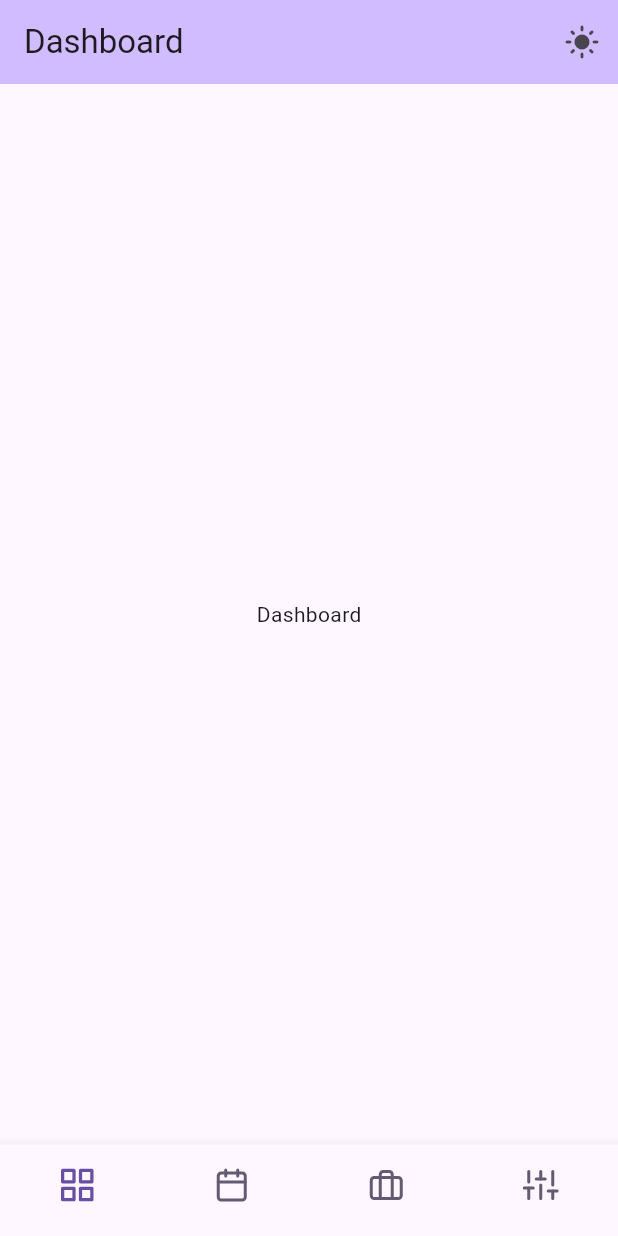
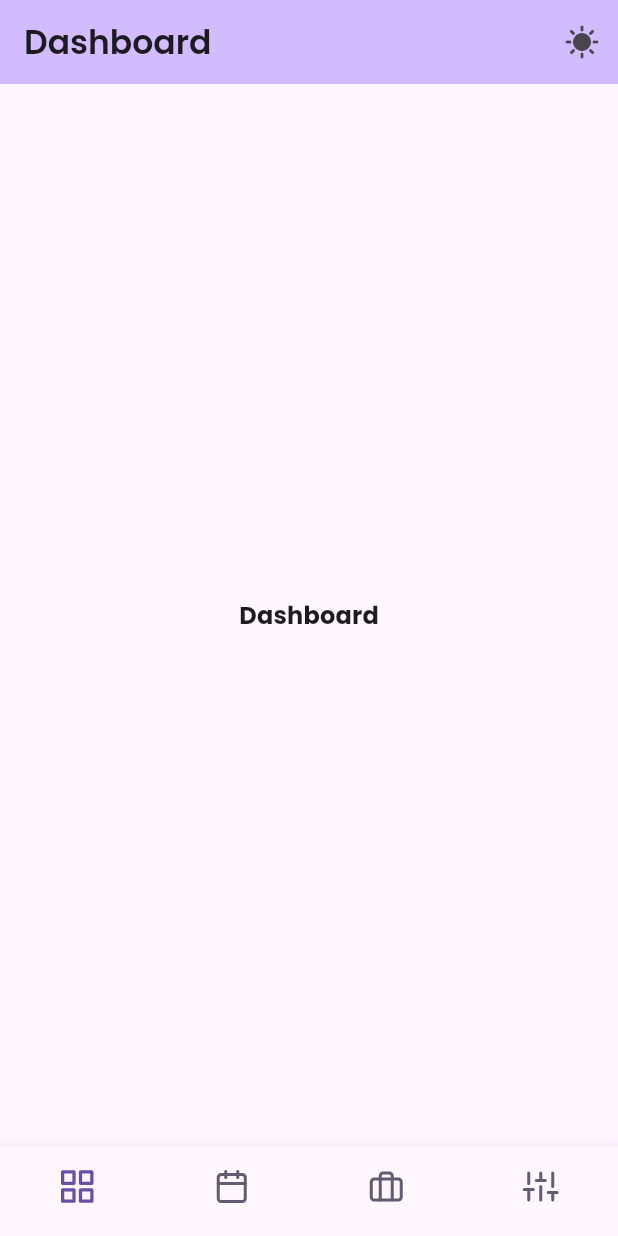
Before and after one commit to on3ss/job-tracker-flutter, a Flutter app: the screen it shows after launch, on a phone screen of 412 x 824 dp. Run offline on Flutter 3.47's test engine with Material 3 defaults, Android fonts, the phone set to English and light mode, and no system bars; our stand-ins replace adaptive_theme, flutter_feather_icons, go_router, google_fonts.

Commit message:
adaptive text theme

```diff
--- a/lib/main.dart
+++ b/lib/main.dart
@@ -1,6 +1,7 @@
 import 'package:adaptive_theme/adaptive_theme.dart';
 import 'package:flutter/material.dart';
 import 'package:go_router/go_router.dart';
+import 'package:google_fonts/google_fonts.dart';
 import 'package:job_tracker_fl/router/router.dart';
 
 void main() async {
@@ -23,8 +24,10 @@ class MyApp extends StatelessWidget {
       builder: (theme, darkTheme) => MaterialApp.router(
         debugShowCheckedModeBanner: false,
         title: 'JobTracker',
-        theme: theme,
-        darkTheme: darkTheme,
+        theme: theme.copyWith(
+            textTheme: GoogleFonts.poppinsTextTheme(theme.textTheme)),
+        darkTheme: darkTheme.copyWith(
+            textTheme: GoogleFonts.poppinsTextTheme(darkTheme.textTheme)),
         routerDelegate: router.routerDelegate,
         routeInformationParser: router.routeInformationParser,
         routeInformationProvider: router.routeInformationProvider,
--- a/lib/screens/dashboard/dashboard.dart
+++ b/lib/screens/dashboard/dashboard.dart
@@ -1,5 +1,6 @@
 import 'package:adaptive_theme/adaptive_theme.dart';
 import 'package:flutter/material.dart';
+import 'package:flutter_feather_icons/flutter_feather_icons.dart';
 
 class DashboardScreen extends StatelessWidget {
   const DashboardScreen({super.key});
@@ -9,7 +10,13 @@ class DashboardScreen extends StatelessWidget {
     return Scaffold(
       appBar: AppBar(
         backgroundColor: Theme.of(context).colorScheme.inversePrimary,
-        title: const Text('Dashboard'),
+        title: Text(
+          'Dashboard',
+          style: Theme.of(context)
+              .textTheme
+              .titleLarge!
+              .copyWith(fontWeight: FontWeight.w600),
+        ),
         actions: [
           ValueListenableBuilder(
             valueListenable: AdaptiveTheme.of(context).modeChangeNotifier,
@@ -20,9 +27,15 @@ class DashboardScreen extends StatelessWidget {
           ),
         ],
       ),
-      body: const SafeArea(
+      body: SafeArea(
         child: Center(
-          child: Text('Dashboard'),
+          child: Text(
+            'Dashboard',
+            style: Theme.of(context)
+                .textTheme
+                .titleMedium!
+                .copyWith(fontWeight: FontWeight.bold),
+          ),
         ),
       ),
     );
@@ -31,11 +44,11 @@ class DashboardScreen extends StatelessWidget {
   IconData getThemeSwitchIcon(AdaptiveThemeMode mode) {
     switch (mode) {
       case AdaptiveThemeMode.light:
-        return Icons.dark_mode_rounded;
+        return FeatherIcons.moon;
       case AdaptiveThemeMode.dark:
-        return Icons.settings_system_daydream_rounded;
+        return FeatherIcons.smartphone;
       default:
-        return Icons.light_mode_rounded;
+        return Icons.sunny;
     }
   }
 }
```
